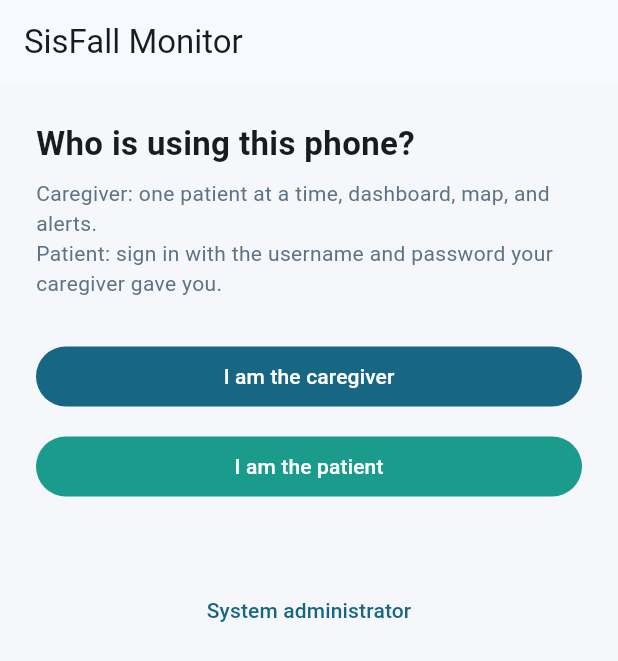
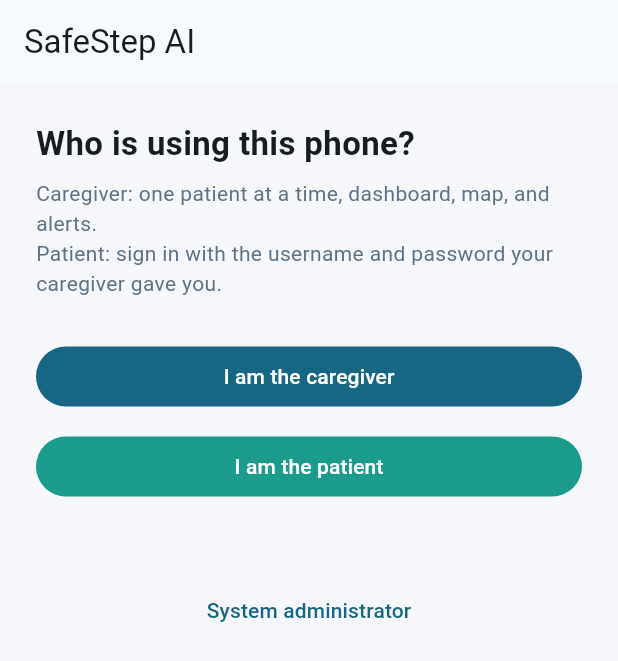
Before and after one commit to zainabraza06/Elderly_Monitoring_System, a Flutter app: the screen it shows after launch, on a phone screen of 412 x 824 dp. Shown: the top 661 px of the screen. Run offline on Flutter 3.47's test engine with Material 3 defaults, Android fonts, the light colour scheme and no system bars; our stand-ins replace flutter_map, geolocator, latlong2, sensors_plus, shared_preferences, wakelock_plus; missing offline and left inert: flutter_ringtone_player, motion_core; network calls fail.

Commit message:
fixed some frontend issues and updated app name

```diff
--- a/app_frontend/lib/src/admin_dashboard_screen.dart
+++ b/app_frontend/lib/src/admin_dashboard_screen.dart
@@ -291,7 +291,7 @@ class _AdminDashboardScreenState extends State<AdminDashboardScreen> {
     return Scaffold(
       appBar: AppBar(
         leading: IconButton(icon: const Icon(Icons.arrow_back), onPressed: widget.onBack),
-        title: const Text('Admin — SisFall'),
+        title: const Text('Admin — SafeStep AI'),
         actions: [
           if (_client != null)
             IconButton(
--- a/app_frontend/lib/src/app.dart
+++ b/app_frontend/lib/src/app.dart
@@ -42,7 +42,7 @@ class _ElderlyMonitorAppState extends State<ElderlyMonitorApp> {
   Widget build(BuildContext context) {
     return MaterialApp(
       debugShowCheckedModeBanner: false,
-      title: 'SisFall Care Monitor',
+      title: 'SafeStep AI',
       theme: ThemeData(
         useMaterial3: true,
         scaffoldBackgroundColor: const Color(0xFFF5F7FA),
@@ -1016,11 +1016,17 @@ class SettingsScreen extends StatelessWidget {
         const SizedBox(height: 16),
         Container(
           decoration: _cardDecoration(),
+          clipBehavior: Clip.antiAlias,
+          child: Material(
+            color: Colors.transparent,
+            borderRadius: BorderRadius.circular(16),
+            clipBehavior: Clip.antiAlias,
             child: SwitchListTile(
               title: const Text('Alarm for severe alerts'),
               subtitle: const Text('Play an in-app sound when a serious alert needs attention'),
               value: controller.alertViaAlarm,
               onChanged: (v) => controller.setAlertViaAlarm(v),
+            ),
           ),
         ),
         const SizedBox(height: 24),
@@ -1078,7 +1084,9 @@ class _PatientModeHomeState extends State<PatientModeHome> {
         final pos = c.currentPosition;
         final heading = pos != null && pos.heading >= 0 && pos.heading <= 360 ? pos.heading : null;
 
-        return ListView(
+        return Material(
+          color: Theme.of(context).scaffoldBackgroundColor,
+          child: ListView(
             padding: const EdgeInsets.all(16),
             children: [
             Container(
@@ -1221,6 +1229,7 @@ class _PatientModeHomeState extends State<PatientModeHome> {
               ),
             ],
           ],
+          ),
         );
       },
     );
@@ -1566,7 +1575,7 @@ class CaregiverPatientsLocationMap extends StatelessWidget {
               children: [
                 TileLayer(
                   urlTemplate: 'https://tile.openstreetmap.org/{z}/{x}/{y}.png',
-                  userAgentPackageName: 'com.example.newapp',
+                  userAgentPackageName: 'ai.safestep.app',
                 ),
                 MarkerLayer(
                   markers: [
@@ -1663,7 +1672,7 @@ class _LocationMapCard extends StatelessWidget {
         children: [
           TileLayer(
             urlTemplate: 'https://tile.openstreetmap.org/{z}/{x}/{y}.png',
-            userAgentPackageName: 'com.example.newapp',
+            userAgentPackageName: 'ai.safestep.app',
           ),
           if (points.length == 2)
             PolylineLayer(
--- a/app_frontend/lib/src/monitoring_controller.dart
+++ b/app_frontend/lib/src/monitoring_controller.dart
@@ -26,7 +26,19 @@ class MonitoringController extends ChangeNotifier {
               stepSize: offlineWindowStepSamples,
             );
 
-  static const String defaultBackendUrl = 'http://10.0.2.2:8000';
+  /// [10.0.2.2] is the Android **emulator** alias for the host machine.
+  /// Flutter **Web** (Chrome) and iOS simulator run on the host OS — use [localhost].
+  static String get defaultBackendUrl {
+    if (kIsWeb) {
+      return 'http://localhost:8000';
+    }
+    switch (defaultTargetPlatform) {
+      case TargetPlatform.android:
+        return 'http://10.0.2.2:8000';
+      default:
+        return 'http://localhost:8000';
+    }
+  }
   static const String defaultDeviceLabel = 'Caregiver Phone';
   static const String elderDeviceLabel = 'Patient phone';
   static const double defaultSampleRateHz = 50.0;
--- a/app_frontend/lib/src/role_launcher.dart
+++ b/app_frontend/lib/src/role_launcher.dart
@@ -42,7 +42,7 @@ class _RoleLauncherState extends State<RoleLauncher> {
         return AdminDashboardScreen(onBack: () => setState(() => _pick = _LaunchPick.choose));
       case _LaunchPick.choose:
         return Scaffold(
-          appBar: AppBar(title: const Text('SisFall Monitor')),
+          appBar: AppBar(title: const Text('SafeStep AI')),
           body: SafeArea(
             child: Padding(
               padding: const EdgeInsets.all(24),
--- a/app_frontend/pubspec.yaml
+++ b/app_frontend/pubspec.yaml
@@ -1,5 +1,5 @@
-name: newapp
-description: "A new Flutter project."
+name: safestep_ai
+description: "SafeStep AI — IMU fall detection and elderly monitoring."
 # The following line prevents the package from being accidentally published to
 # pub.dev using `flutter pub publish`. This is preferred for private packages.
 publish_to: 'none' # Remove this line if you wish to publish to pub.dev
--- a/flask_backend/models/inference_manifest.json
+++ b/flask_backend/models/inference_manifest.json
@@ -1,6 +1,6 @@
 {
   "schema_version": "1.2",
-  "description": "SisFall / elderly monitoring — 116-D enhanced features for fall + ADL (RobustScaler); 263-D raw for fall-type. Training: scripts/run_training.py. Added datasets: scripts/sisfall/. Inference: scripts/inference/motion_pipeline.py.",
+  "description": "SafeStep AI — 116-D enhanced features for fall + ADL (RobustScaler); 263-D raw for fall-type. Training: scripts/run_training.py. Inference: scripts/inference/motion_pipeline.py.",
   "enhanced_feature_dim": 116,
   "fall_type_raw_dim": 263,
   "fall_type_selected_features": 150,
```
Also changed, not shown: app_frontend/pubspec.lock, 21 other files. Lines whose indentation alone changed are shown as unchanged.
